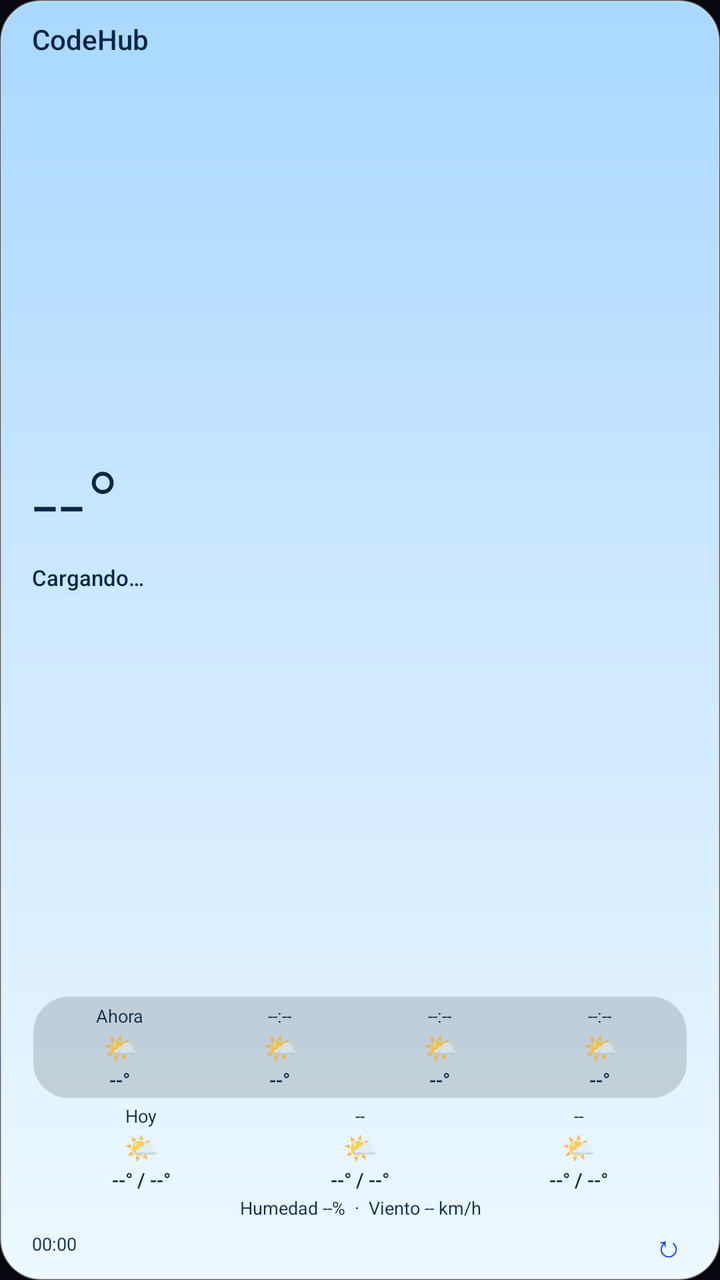
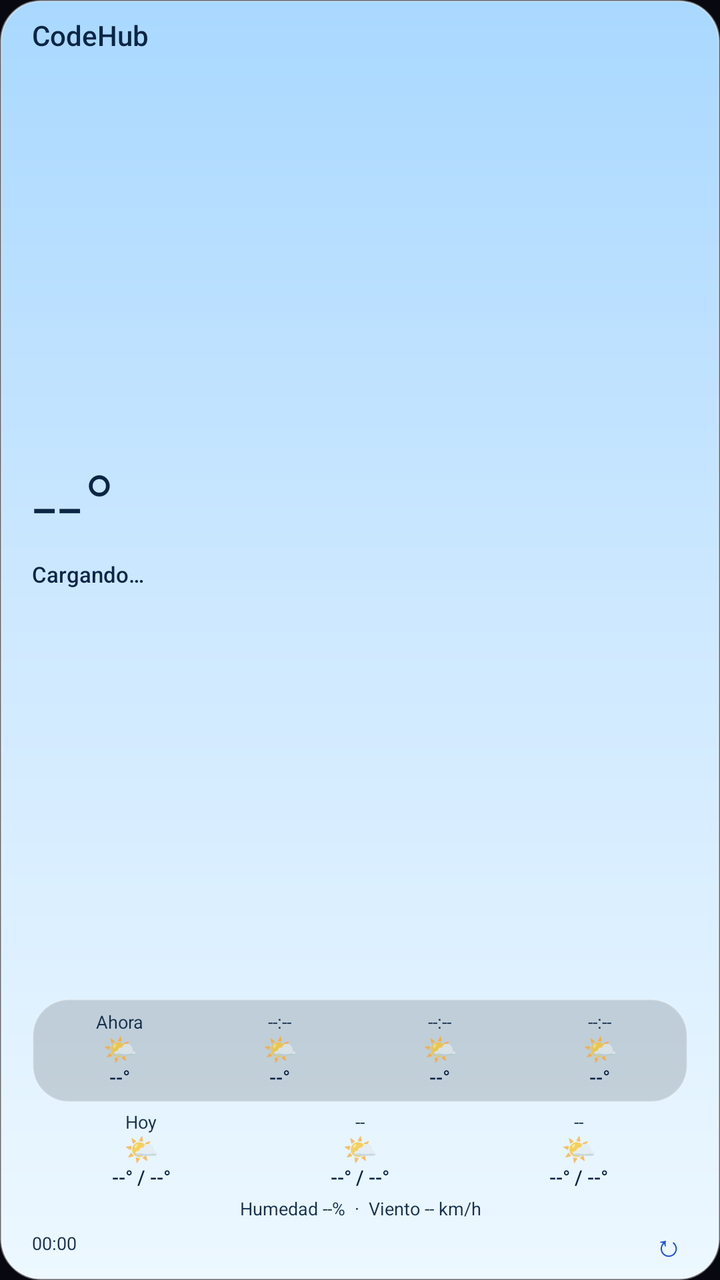

Compare the two renders of this Android layout. The source of the first and the diff that turns it into the second are given below.
<!-- AndroidManifest.xml: application theme Theme.CodeHub -->
<!-- res/layout/widget_weather.xml -->
<?xml version="1.0" encoding="utf-8"?>
<FrameLayout xmlns:android="http://schemas.android.com/apk/res/android"
    android:id="@+id/widget_root"
    android:layout_width="match_parent"
    android:layout_height="match_parent"
    android:background="@drawable/widget_background">

    <ImageView
        android:id="@+id/widget_bg_image"
        android:layout_width="match_parent"
        android:layout_height="match_parent"
        android:scaleType="fitXY"
        android:contentDescription="@null" />

    <LinearLayout
        android:layout_width="match_parent"
        android:layout_height="match_parent"
        android:orientation="vertical"
        android:paddingStart="16dp"
        android:paddingTop="10dp"
        android:paddingEnd="16dp"
        android:paddingBottom="8dp">

        
        <LinearLayout
            android:layout_width="match_parent"
            android:layout_height="wrap_content"
            android:orientation="horizontal"
            android:gravity="center_vertical">

            <TextView
                android:id="@+id/widget_city"
                android:layout_width="0dp"
                android:layout_height="wrap_content"
                android:layout_weight="1"
                android:text="CodeHub"
                android:textColor="#0B2545"
                android:textSize="14sp"
                android:fontFamily="sans-serif-medium"
                android:maxLines="1"
                android:ellipsize="end" />

            <TextView
                android:id="@+id/widget_updated"
                android:layout_width="wrap_content"
                android:layout_height="wrap_content"
                android:text=""
                android:textColor="#16324F"
                android:textSize="11sp"
                android:maxLines="1" />
        </LinearLayout>

        
        <LinearLayout
            android:layout_width="match_parent"
            android:layout_height="0dp"
            android:layout_weight="1"
            android:orientation="vertical"
            android:gravity="center_vertical">

            <TextView
                android:id="@+id/widget_temp"
                android:layout_width="wrap_content"
                android:layout_height="wrap_content"
                android:text="--°"
                android:textColor="#0B2545"
                android:textSize="46sp"
                android:fontFamily="sans-serif-light"
                android:includeFontPadding="false"
                android:maxLines="1" />

            <LinearLayout
                android:layout_width="match_parent"
                android:layout_height="wrap_content"
                android:layout_marginTop="1dp"
                android:orientation="horizontal"
                android:gravity="center_vertical">

                <TextView
                    android:id="@+id/widget_condition"
                    android:layout_width="0dp"
                    android:layout_height="wrap_content"
                    android:layout_weight="1"
                    android:text="Cargando…"
                    android:textColor="#0B2545"
                    android:textSize="11sp"
                    android:fontFamily="sans-serif-medium"
                    android:maxLines="1"
                    android:ellipsize="end" />

                <TextView
                    android:id="@+id/widget_feels"
                    android:layout_width="wrap_content"
                    android:layout_height="wrap_content"
                    android:paddingStart="8dp"
                    android:text=""
                    android:textColor="#16324F"
                    android:textSize="10sp"
                    android:maxLines="1" />
            </LinearLayout>
        </LinearLayout>

        
        <LinearLayout
            android:id="@+id/widget_hourly"
            android:layout_width="match_parent"
            android:layout_height="52dp"
            android:layout_marginTop="4dp"
            android:orientation="horizontal"
            android:gravity="center_vertical"
            android:background="@drawable/widget_glass"
            android:paddingStart="4dp"
            android:paddingEnd="4dp"
            android:paddingTop="4dp"
            android:paddingBottom="4dp">

            <LinearLayout
                android:layout_width="0dp"
                android:layout_height="wrap_content"
                android:layout_weight="1"
                android:orientation="vertical"
                android:gravity="center">

                <TextView
                    android:id="@+id/widget_h1_time"
                    android:layout_width="wrap_content"
                    android:layout_height="wrap_content"
                    android:text="Ahora"
                    android:textColor="#16324F"
                    android:textSize="9sp"
                    android:maxLines="1" />

                <TextView
                    android:id="@+id/widget_h1_icon"
                    android:layout_width="wrap_content"
                    android:layout_height="wrap_content"
                    android:text="🌤️"
                    android:textSize="14sp"
                    android:maxLines="1" />

                <TextView
                    android:id="@+id/widget_h1_temp"
                    android:layout_width="wrap_content"
                    android:layout_height="wrap_content"
                    android:text="--°"
                    android:textColor="#0B2545"
                    android:textSize="10sp"
                    android:fontFamily="sans-serif-medium"
                    android:maxLines="1" />
            </LinearLayout>

            <LinearLayout
                android:layout_width="0dp"
                android:layout_height="wrap_content"
                android:layout_weight="1"
                android:orientation="vertical"
                android:gravity="center">

                <TextView
                    android:id="@+id/widget_h2_time"
                    android:layout_width="wrap_content"
                    android:layout_height="wrap_content"
                    android:text="--:--"
                    android:textColor="#16324F"
                    android:textSize="9sp"
                    android:maxLines="1" />

                <TextView
                    android:id="@+id/widget_h2_icon"
                    android:layout_width="wrap_content"
                    android:layout_height="wrap_content"
                    android:text="🌤️"
                    android:textSize="14sp"
                    android:maxLines="1" />

                <TextView
                    android:id="@+id/widget_h2_temp"
                    android:layout_width="wrap_content"
                    android:layout_height="wrap_content"
                    android:text="--°"
                    android:textColor="#0B2545"
                    android:textSize="10sp"
                    android:fontFamily="sans-serif-medium"
                    android:maxLines="1" />
            </LinearLayout>

            <LinearLayout
                android:layout_width="0dp"
                android:layout_height="wrap_content"
                android:layout_weight="1"
                android:orientation="vertical"
                android:gravity="center">

                <TextView
                    android:id="@+id/widget_h3_time"
                    android:layout_width="wrap_content"
                    android:layout_height="wrap_content"
                    android:text="--:--"
                    android:textColor="#16324F"
                    android:textSize="9sp"
                    android:maxLines="1" />

                <TextView
                    android:id="@+id/widget_h3_icon"
                    android:layout_width="wrap_content"
                    android:layout_height="wrap_content"
                    android:text="🌤️"
                    android:textSize="14sp"
                    android:maxLines="1" />

                <TextView
                    android:id="@+id/widget_h3_temp"
                    android:layout_width="wrap_content"
                    android:layout_height="wrap_content"
                    android:text="--°"
                    android:textColor="#0B2545"
                    android:textSize="10sp"
                    android:fontFamily="sans-serif-medium"
                    android:maxLines="1" />
            </LinearLayout>

            <LinearLayout
                android:layout_width="0dp"
                android:layout_height="wrap_content"
                android:layout_weight="1"
                android:orientation="vertical"
                android:gravity="center">

                <TextView
                    android:id="@+id/widget_h4_time"
                    android:layout_width="wrap_content"
                    android:layout_height="wrap_content"
                    android:text="--:--"
                    android:textColor="#16324F"
                    android:textSize="9sp"
                    android:maxLines="1" />

                <TextView
                    android:id="@+id/widget_h4_icon"
                    android:layout_width="wrap_content"
                    android:layout_height="wrap_content"
                    android:text="🌤️"
                    android:textSize="14sp"
                    android:maxLines="1" />

                <TextView
                    android:id="@+id/widget_h4_temp"
                    android:layout_width="wrap_content"
                    android:layout_height="wrap_content"
                    android:text="--°"
                    android:textColor="#0B2545"
                    android:textSize="10sp"
                    android:fontFamily="sans-serif-medium"
                    android:maxLines="1" />
            </LinearLayout>
        </LinearLayout>

        
        <LinearLayout
            android:id="@+id/widget_daily"
            android:layout_width="match_parent"
            android:layout_height="44dp"
            android:layout_marginTop="2dp"
            android:orientation="horizontal"
            android:gravity="center_vertical">

            <LinearLayout
                android:layout_width="0dp"
                android:layout_height="wrap_content"
                android:layout_weight="1"
                android:orientation="vertical"
                android:gravity="center">

                <TextView
                    android:id="@+id/widget_d1_day"
                    android:layout_width="wrap_content"
                    android:layout_height="wrap_content"
                    android:text="Hoy"
                    android:textColor="#16324F"
                    android:textSize="9sp"
                    android:maxLines="1" />

                <TextView
                    android:id="@+id/widget_d1_icon"
                    android:layout_width="wrap_content"
                    android:layout_height="wrap_content"
                    android:text="🌤️"
                    android:textSize="14sp"
                    android:maxLines="1" />

                <TextView
                    android:id="@+id/widget_d1_temp"
                    android:layout_width="wrap_content"
                    android:layout_height="wrap_content"
                    android:text="--° / --°"
                    android:textColor="#0B2545"
                    android:textSize="10sp"
                    android:fontFamily="sans-serif-medium"
                    android:maxLines="1" />
            </LinearLayout>

            <LinearLayout
                android:layout_width="0dp"
                android:layout_height="wrap_content"
                android:layout_weight="1"
                android:orientation="vertical"
                android:gravity="center">

                <TextView
                    android:id="@+id/widget_d2_day"
                    android:layout_width="wrap_content"
                    android:layout_height="wrap_content"
                    android:text="--"
                    android:textColor="#16324F"
                    android:textSize="9sp"
                    android:maxLines="1" />

                <TextView
                    android:id="@+id/widget_d2_icon"
                    android:layout_width="wrap_content"
                    android:layout_height="wrap_content"
                    android:text="🌤️"
                    android:textSize="14sp"
                    android:maxLines="1" />

                <TextView
                    android:id="@+id/widget_d2_temp"
                    android:layout_width="wrap_content"
                    android:layout_height="wrap_content"
                    android:text="--° / --°"
                    android:textColor="#0B2545"
                    android:textSize="10sp"
                    android:fontFamily="sans-serif-medium"
                    android:maxLines="1" />
            </LinearLayout>

            <LinearLayout
                android:layout_width="0dp"
                android:layout_height="wrap_content"
                android:layout_weight="1"
                android:orientation="vertical"
                android:gravity="center">

                <TextView
                    android:id="@+id/widget_d3_day"
                    android:layout_width="wrap_content"
                    android:layout_height="wrap_content"
                    android:text="--"
                    android:textColor="#16324F"
                    android:textSize="9sp"
                    android:maxLines="1" />

                <TextView
                    android:id="@+id/widget_d3_icon"
                    android:layout_width="wrap_content"
                    android:layout_height="wrap_content"
                    android:text="🌤️"
                    android:textSize="14sp"
                    android:maxLines="1" />

                <TextView
                    android:id="@+id/widget_d3_temp"
                    android:layout_width="wrap_content"
                    android:layout_height="wrap_content"
                    android:text="--° / --°"
                    android:textColor="#0B2545"
                    android:textSize="10sp"
                    android:fontFamily="sans-serif-medium"
                    android:maxLines="1" />
            </LinearLayout>
        </LinearLayout>

        
        <TextView
            android:id="@+id/widget_details"
            android:layout_width="match_parent"
            android:layout_height="wrap_content"
            android:layout_marginTop="2dp"
            android:text="Humedad --%  ·  Viento -- km/h"
            android:textColor="#16324F"
            android:textSize="9sp"
            android:gravity="center"
            android:maxLines="1"
            android:ellipsize="end" />

        
        <LinearLayout
            android:layout_width="match_parent"
            android:layout_height="wrap_content"
            android:layout_marginTop="2dp"
            android:orientation="horizontal"
            android:gravity="center_vertical">

            <Chronometer
                android:id="@+id/widget_updated2"
                android:layout_width="0dp"
                android:layout_height="wrap_content"
                android:layout_weight="1"
                android:text=""
                android:textColor="#16324F"
                android:textSize="9sp"
                android:maxLines="1" />

            <ProgressBar
                android:id="@+id/widget_refresh_progress"
                style="?android:attr/progressBarStyleSmall"
                android:layout_width="14dp"
                android:layout_height="14dp"
                android:visibility="gone" />

            <TextView
                android:id="@+id/widget_refresh"
                android:layout_width="20dp"
                android:layout_height="20dp"
                android:gravity="center"
                android:text="↻"
                android:textColor="#1D4ED8"
                android:textSize="15sp"
                android:contentDescription="Actualizar clima" />
        </LinearLayout>
    </LinearLayout>
</FrameLayout>
<!-- resources referenced by this layout -->
<resources>
  <!-- drawable widget_background (drawable) -->
  <?xml version="1.0" encoding="utf-8"?>
  <shape xmlns:android="http://schemas.android.com/apk/res/android"
      android:shape="rectangle">
      <gradient
          android:angle="270"
          android:startColor="#FFA9D8FF"
          android:centerColor="#FFCFE9FF"
          android:endColor="#FFEDF8FF" />
      <corners android:radius="20dp" />
      <stroke
          android:width="1dp"
          android:color="#66FFFFFF" />
  </shape>
  <!-- drawable widget_glass (drawable) -->
  <?xml version="1.0" encoding="utf-8"?>
  <shape xmlns:android="http://schemas.android.com/apk/res/android"
      android:shape="rectangle">
      <corners android:radius="18dp" />
      <solid android:color="#26000000" />
      <stroke
          android:width="1dp"
          android:color="#33FFFFFF" />
  </shape>
  <style name="Theme.CodeHub" parent="android:Theme.Material.NoActionBar">
          <item name="android:colorPrimary">#2f80ed</item>
          <item name="android:colorPrimaryDark">#080810</item>
          <item name="android:colorAccent">#2f80ed</item>
          <item name="android:windowBackground">#080810</item>
          <item name="android:statusBarColor">#080810</item>
          <item name="android:navigationBarColor">#080810</item>
          <item name="android:windowFullscreen">false</item>
          <item name="android:windowTranslucentStatus">false</item>
          <item name="android:windowTranslucentNavigation">false</item>
      </style>
</resources>

<!-- the commit's change to res/layout/widget_weather.xml (unified diff, before → after) -->
@@ -29,6 +29,7 @@
             android:gravity="center_vertical">
 
             <TextView
+                android:includeFontPadding="false"
                 android:id="@+id/widget_city"
                 android:layout_width="0dp"
                 android:layout_height="wrap_content"
@@ -41,6 +42,7 @@
                 android:ellipsize="end" />
 
             <TextView
+                android:includeFontPadding="false"
                 android:id="@+id/widget_updated"
                 android:layout_width="wrap_content"
                 android:layout_height="wrap_content"
@@ -59,14 +61,14 @@
             android:gravity="center_vertical">
 
             <TextView
+                android:includeFontPadding="false"
                 android:id="@+id/widget_temp"
                 android:layout_width="wrap_content"
                 android:layout_height="wrap_content"
                 android:text="--°"
                 android:textColor="#0B2545"
-                android:textSize="46sp"
+                android:textSize="44sp"
                 android:fontFamily="sans-serif-light"
-                android:includeFontPadding="false"
                 android:maxLines="1" />
 
             <LinearLayout
@@ -77,6 +79,7 @@
                 android:gravity="center_vertical">
 
                 <TextView
+                    android:includeFontPadding="false"
                     android:id="@+id/widget_condition"
                     android:layout_width="0dp"
                     android:layout_height="wrap_content"
@@ -89,6 +92,7 @@
                     android:ellipsize="end" />
 
                 <TextView
+                    android:includeFontPadding="false"
                     android:id="@+id/widget_feels"
                     android:layout_width="wrap_content"
                     android:layout_height="wrap_content"
@@ -105,7 +109,7 @@
             android:id="@+id/widget_hourly"
             android:layout_width="match_parent"
             android:layout_height="52dp"
-            android:layout_marginTop="4dp"
+            android:layout_marginTop="3dp"
             android:orientation="horizontal"
             android:gravity="center_vertical"
             android:background="@drawable/widget_glass"
@@ -122,6 +126,7 @@
                 android:gravity="center">
 
                 <TextView
+                    android:includeFontPadding="false"
                     android:id="@+id/widget_h1_time"
                     android:layout_width="wrap_content"
                     android:layout_height="wrap_content"
@@ -131,6 +136,7 @@
                     android:maxLines="1" />
 
                 <TextView
+                    android:includeFontPadding="false"
                     android:id="@+id/widget_h1_icon"
                     android:layout_width="wrap_content"
                     android:layout_height="wrap_content"
@@ -139,6 +145,7 @@
                     android:maxLines="1" />
 
                 <TextView
+                    android:includeFontPadding="false"
                     android:id="@+id/widget_h1_temp"
                     android:layout_width="wrap_content"
                     android:layout_height="wrap_content"
@@ -157,6 +164,7 @@
                 android:gravity="center">
 
                 <TextView
+                    android:includeFontPadding="false"
                     android:id="@+id/widget_h2_time"
                     android:layout_width="wrap_content"
                     android:layout_height="wrap_content"
@@ -166,6 +174,7 @@
                     android:maxLines="1" />
 
                 <TextView
+                    android:includeFontPadding="false"
                     android:id="@+id/widget_h2_icon"
                     android:layout_width="wrap_content"
                     android:layout_height="wrap_content"
@@ -174,6 +183,7 @@
                     android:maxLines="1" />
 
                 <TextView
+                    android:includeFontPadding="false"
                     android:id="@+id/widget_h2_temp"
                     android:layout_width="wrap_content"
                     android:layout_height="wrap_content"
@@ -192,6 +202,7 @@
                 android:gravity="center">
 
                 <TextView
+                    android:includeFontPadding="false"
                     android:id="@+id/widget_h3_time"
                     android:layout_width="wrap_content"
                     android:layout_height="wrap_content"
@@ -201,6 +212,7 @@
                     android:maxLines="1" />
 
                 <TextView
+                    android:includeFontPadding="false"
                     android:id="@+id/widget_h3_icon"
                     android:layout_width="wrap_content"
                     android:layout_height="wrap_content"
@@ -209,6 +221,7 @@
                     android:maxLines="1" />
 
                 <TextView
+                    android:includeFontPadding="false"
                     android:id="@+id/widget_h3_temp"
                     android:layout_width="wrap_content"
                     android:layout_height="wrap_content"
@@ -227,6 +240,7 @@
                 android:gravity="center">
 
                 <TextView
+                    android:includeFontPadding="false"
                     android:id="@+id/widget_h4_time"
                     android:layout_width="wrap_content"
                     android:layout_height="wrap_content"
@@ -236,6 +250,7 @@
                     android:maxLines="1" />
 
                 <TextView
+                    android:includeFontPadding="false"
                     android:id="@+id/widget_h4_icon"
                     android:layout_width="wrap_content"
                     android:layout_height="wrap_content"
@@ -244,6 +259,7 @@
                     android:maxLines="1" />
 
                 <TextView
+                    android:includeFontPadding="false"
                     android:id="@+id/widget_h4_temp"
                     android:layout_width="wrap_content"
                     android:layout_height="wrap_content"
@@ -272,6 +288,7 @@
                 android:gravity="center">
 
                 <TextView
+                    android:includeFontPadding="false"
                     android:id="@+id/widget_d1_day"
                     android:layout_width="wrap_content"
                     android:layout_height="wrap_content"
@@ -281,6 +298,7 @@
                     android:maxLines="1" />
 
                 <TextView
+                    android:includeFontPadding="false"
                     android:id="@+id/widget_d1_icon"
                     android:layout_width="wrap_content"
                     android:layout_height="wrap_content"
@@ -289,6 +307,7 @@
                     android:maxLines="1" />
 
                 <TextView
+                    android:includeFontPadding="false"
                     android:id="@+id/widget_d1_temp"
                     android:layout_width="wrap_content"
                     android:layout_height="wrap_content"
@@ -307,6 +326,7 @@
                 android:gravity="center">
 
                 <TextView
+                    android:includeFontPadding="false"
                     android:id="@+id/widget_d2_day"
                     android:layout_width="wrap_content"
                     android:layout_height="wrap_content"
@@ -316,6 +336,7 @@
                     android:maxLines="1" />
 
                 <TextView
+                    android:includeFontPadding="false"
                     android:id="@+id/widget_d2_icon"
                     android:layout_width="wrap_content"
                     android:layout_height="wrap_content"
@@ -324,6 +345,7 @@
                     android:maxLines="1" />
 
                 <TextView
+                    android:includeFontPadding="false"
                     android:id="@+id/widget_d2_temp"
                     android:layout_width="wrap_content"
                     android:layout_height="wrap_content"
@@ -342,6 +364,7 @@
                 android:gravity="center">
 
                 <TextView
+                    android:includeFontPadding="false"
                     android:id="@+id/widget_d3_day"
                     android:layout_width="wrap_content"
                     android:layout_height="wrap_content"
@@ -351,6 +374,7 @@
                     android:maxLines="1" />
 
                 <TextView
+                    android:includeFontPadding="false"
                     android:id="@+id/widget_d3_icon"
                     android:layout_width="wrap_content"
                     android:layout_height="wrap_content"
@@ -359,6 +383,7 @@
                     android:maxLines="1" />
 
                 <TextView
+                    android:includeFontPadding="false"
                     android:id="@+id/widget_d3_temp"
                     android:layout_width="wrap_content"
                     android:layout_height="wrap_content"
@@ -372,6 +397,7 @@
 
         
         <TextView
+            android:includeFontPadding="false"
             android:id="@+id/widget_details"
             android:layout_width="match_parent"
             android:layout_height="wrap_content"
@@ -392,6 +418,7 @@
             android:gravity="center_vertical">
 
             <Chronometer
+                android:includeFontPadding="false"
                 android:id="@+id/widget_updated2"
                 android:layout_width="0dp"
                 android:layout_height="wrap_content"
@@ -409,6 +436,7 @@
                 android:visibility="gone" />
 
             <TextView
+                android:includeFontPadding="false"
                 android:id="@+id/widget_refresh"
                 android:layout_width="20dp"
                 android:layout_height="20dp"
